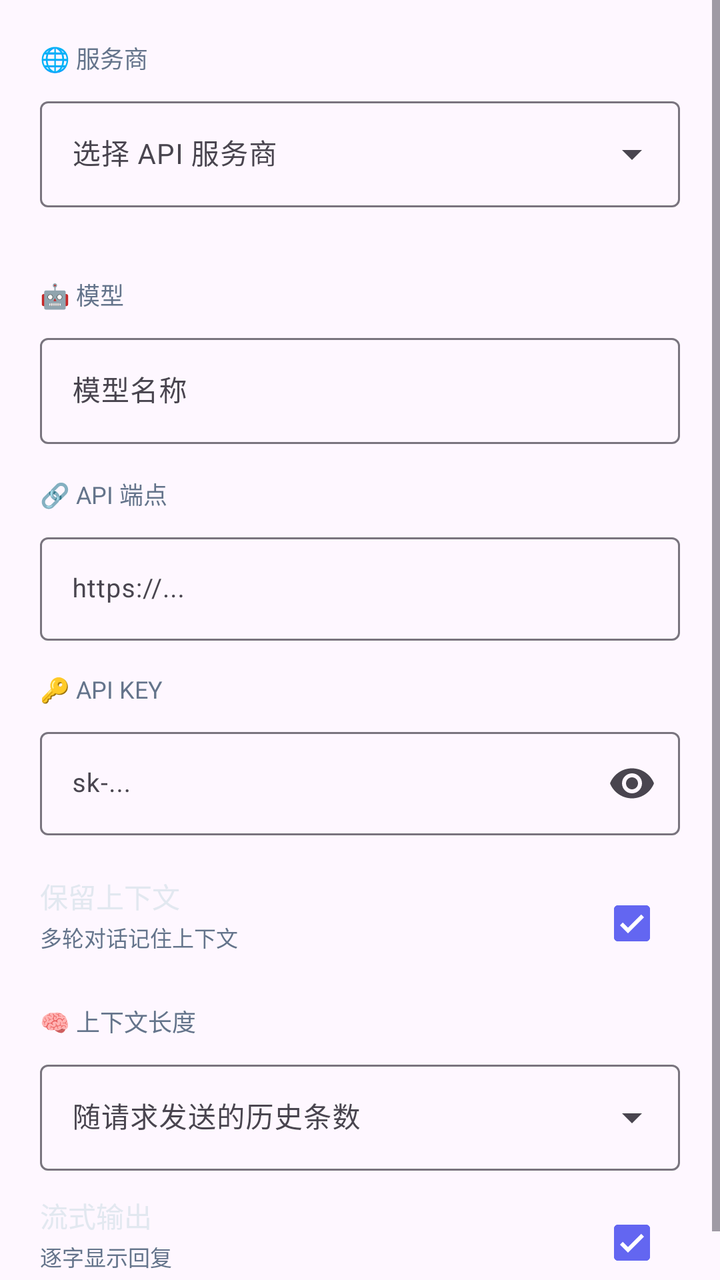
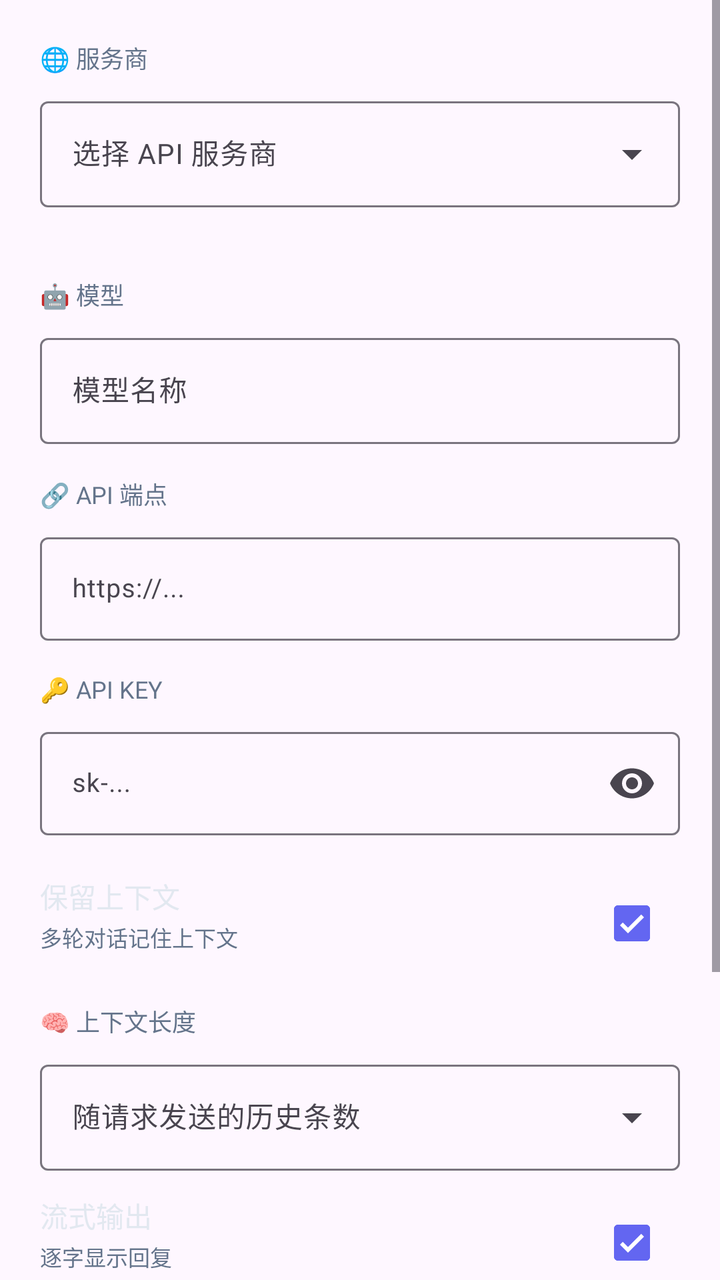

An Android layout rendered at two revisions. The XML below is the earlier revision; the diff shows what the commit changed to produce the second picture.
<!-- AndroidManifest.xml: application theme Theme.ClawAgent -->
<!-- res/layout/dialog_settings.xml -->
<?xml version="1.0" encoding="utf-8"?>
<ScrollView xmlns:android="http://schemas.android.com/apk/res/android"
    xmlns:app="http://schemas.android.com/apk/res-auto"
    android:layout_width="match_parent"
    android:layout_height="wrap_content">

    <LinearLayout
        android:layout_width="match_parent"
        android:layout_height="wrap_content"
        android:orientation="vertical"
        android:padding="20dp">

        <TextView
            android:layout_width="wrap_content"
            android:layout_height="wrap_content"
            android:text="🌐 服务商"
            android:textColor="#64748b"
            android:textSize="12sp"
            android:textAllCaps="true"
            android:layout_marginBottom="8dp" />

        <com.google.android.material.textfield.TextInputLayout
            android:layout_width="match_parent"
            android:layout_height="wrap_content"
            android:hint="选择 API 服务商"
            style="@style/Widget.Material3.TextInputLayout.OutlinedBox.ExposedDropdownMenu">

            <AutoCompleteTextView
                android:id="@+id/providerDropdown"
                android:layout_width="match_parent"
                android:layout_height="wrap_content"
                android:inputType="none"
                android:textSize="14sp" />
        </com.google.android.material.textfield.TextInputLayout>

        <TextView
            android:id="@+id/providerHelp"
            android:layout_width="wrap_content"
            android:layout_height="wrap_content"
            android:text=""
            android:textColor="#94a3b8"
            android:textSize="11sp"
            android:layout_marginTop="4dp"
            android:autoLink="web" />

        <TextView
            android:layout_width="wrap_content"
            android:layout_height="wrap_content"
            android:text="🤖 模型"
            android:textColor="#64748b"
            android:textSize="12sp"
            android:textAllCaps="true"
            android:layout_marginTop="16dp"
            android:layout_marginBottom="8dp" />

        <com.google.android.material.textfield.TextInputLayout
            android:layout_width="match_parent"
            android:layout_height="wrap_content"
            android:hint="模型名称"
            style="@style/Widget.Material3.TextInputLayout.OutlinedBox">

            <com.google.android.material.textfield.TextInputEditText
                android:id="@+id/modelEdit"
                android:layout_width="match_parent"
                android:layout_height="wrap_content"
                android:text=""
                android:textSize="14sp" />
        </com.google.android.material.textfield.TextInputLayout>

        <TextView
            android:layout_width="wrap_content"
            android:layout_height="wrap_content"
            android:text="🔗 API 端点"
            android:textColor="#64748b"
            android:textSize="12sp"
            android:textAllCaps="true"
            android:layout_marginTop="16dp"
            android:layout_marginBottom="8dp" />

        <com.google.android.material.textfield.TextInputLayout
            android:layout_width="match_parent"
            android:layout_height="wrap_content"
            android:hint="https://..."
            style="@style/Widget.Material3.TextInputLayout.OutlinedBox">

            <com.google.android.material.textfield.TextInputEditText
                android:id="@+id/endpointEdit"
                android:layout_width="match_parent"
                android:layout_height="wrap_content"
                android:text=""
                android:textSize="13sp"
                android:inputType="textUri" />
        </com.google.android.material.textfield.TextInputLayout>

        <TextView
            android:layout_width="wrap_content"
            android:layout_height="wrap_content"
            android:text="🔑 API Key"
            android:textColor="#64748b"
            android:textSize="12sp"
            android:textAllCaps="true"
            android:layout_marginTop="16dp"
            android:layout_marginBottom="8dp" />

        <com.google.android.material.textfield.TextInputLayout
            android:id="@+id/apiKeyLayout"
            android:layout_width="match_parent"
            android:layout_height="wrap_content"
            android:hint="sk-..."
            style="@style/Widget.Material3.TextInputLayout.OutlinedBox"
            app:endIconMode="password_toggle">

            <com.google.android.material.textfield.TextInputEditText
                android:id="@+id/apiKeyEdit"
                android:layout_width="match_parent"
                android:layout_height="wrap_content"
                android:textSize="13sp"
                android:inputType="textPassword" />
        </com.google.android.material.textfield.TextInputLayout>

        <LinearLayout
            android:layout_width="match_parent"
            android:layout_height="wrap_content"
            android:orientation="horizontal"
            android:layout_marginTop="20dp">

            <LinearLayout
                android:layout_width="0dp"
                android:layout_height="wrap_content"
                android:layout_weight="1"
                android:orientation="vertical">

                <TextView
                    android:layout_width="wrap_content"
                    android:layout_height="wrap_content"
                    android:text="保留上下文"
                    android:textColor="#e2e8f0"
                    android:textSize="14sp" />

                <TextView
                    android:layout_width="wrap_content"
                    android:layout_height="wrap_content"
                    android:text="多轮对话记住上下文"
                    android:textColor="#64748b"
                    android:textSize="11sp"
                    android:layout_marginTop="2dp" />
            </LinearLayout>

            <CheckBox
                android:id="@+id/contextCheckbox"
                android:layout_width="wrap_content"
                android:layout_height="wrap_content"
                android:checked="true"
                android:textColor="#e2e8f0" />
        </LinearLayout>

        <TextView
            android:layout_width="wrap_content"
            android:layout_height="wrap_content"
            android:text="🧠 上下文长度"
            android:textColor="#64748b"
            android:textSize="12sp"
            android:textAllCaps="true"
            android:layout_marginTop="16dp"
            android:layout_marginBottom="8dp" />

        <com.google.android.material.textfield.TextInputLayout
            android:layout_width="match_parent"
            android:layout_height="wrap_content"
            android:hint="随请求发送的历史条数"
            style="@style/Widget.Material3.TextInputLayout.OutlinedBox.ExposedDropdownMenu">

            <AutoCompleteTextView
                android:id="@+id/contextLimitDropdown"
                android:layout_width="match_parent"
                android:layout_height="wrap_content"
                android:inputType="none"
                android:textSize="14sp" />
        </com.google.android.material.textfield.TextInputLayout>

        <LinearLayout
            android:layout_width="match_parent"
            android:layout_height="wrap_content"
            android:orientation="horizontal"
            android:layout_marginTop="12dp">

            <LinearLayout
                android:layout_width="0dp"
                android:layout_height="wrap_content"
                android:layout_weight="1"
                android:orientation="vertical">

                <TextView
                    android:layout_width="wrap_content"
                    android:layout_height="wrap_content"
                    android:text="流式输出"
                    android:textColor="#e2e8f0"
                    android:textSize="14sp" />

                <TextView
                    android:layout_width="wrap_content"
                    android:layout_height="wrap_content"
                    android:text="逐字显示回复"
                    android:textColor="#64748b"
                    android:textSize="11sp"
                    android:layout_marginTop="2dp" />
            </LinearLayout>

            <CheckBox
                android:id="@+id/streamCheckbox"
                android:layout_width="wrap_content"
                android:layout_height="wrap_content"
                android:checked="true"
                android:textColor="#e2e8f0" />
        </LinearLayout>

    </LinearLayout>
</ScrollView>
<!-- resources referenced by this layout -->
<resources>
  <style name="Theme.ClawAgent" parent="Theme.Material3.DayNight.NoActionBar">
          <item name="colorPrimary">@color/accent</item>
          <item name="colorPrimaryContainer">@color/bg2</item>
          <item name="android:statusBarColor">@color/bg</item>
          <item name="android:navigationBarColor">@color/bg</item>
          <item name="android:windowLightStatusBar" tools:targetApi="m">false</item>
      </style>
  <color name="accent">#6366f1</color>
  <color name="bg2">#1a1d27</color>
  <color name="bg">#0f1117</color>
</resources>

<!-- the commit's change to res/layout/dialog_settings.xml (unified diff, before → after) -->
@@ -214,5 +214,68 @@
                 android:textColor="#e2e8f0" />
         </LinearLayout>
 
+        <TextView
+            android:layout_width="wrap_content"
+            android:layout_height="wrap_content"
+            android:text="🧩 系统提示词"
+            android:textColor="#64748b"
+            android:textSize="12sp"
+            android:textAllCaps="true"
+            android:layout_marginTop="16dp"
+            android:layout_marginBottom="8dp" />
+
+        <com.google.android.material.textfield.TextInputLayout
+            android:layout_width="match_parent"
+            android:layout_height="wrap_content"
+            android:hint="给 Agent 设定人设与规则,如:你是一个严谨的助手,回答保持简洁"
+            style="@style/Widget.Material3.TextInputLayout.OutlinedBox">
+
+            <com.google.android.material.textfield.TextInputEditText
+                android:id="@+id/systemPromptEdit"
+                android:layout_width="match_parent"
+                android:layout_height="wrap_content"
+                android:textSize="13sp"
+                android:inputType="textMultiLine|textCapSentences"
+                android:minLines="2"
+                android:maxLines="6"
+                android:gravity="top" />
+        </com.google.android.material.textfield.TextInputLayout>
+
+        <LinearLayout
+            android:layout_width="match_parent"
+            android:layout_height="wrap_content"
+            android:orientation="horizontal"
+            android:layout_marginTop="12dp">
+
+            <LinearLayout
+                android:layout_width="0dp"
+                android:layout_height="wrap_content"
+                android:layout_weight="1"
+                android:orientation="vertical">
+
+                <TextView
+                    android:layout_width="wrap_content"
+                    android:layout_height="wrap_content"
+                    android:text="Agent 工具调用"
+                    android:textColor="#e2e8f0"
+                    android:textSize="14sp" />
+
+                <TextView
+                    android:layout_width="wrap_content"
+                    android:layout_height="wrap_content"
+                    android:text="允许模型调用计算器/时钟等工具(需模型支持 Function Calling)"
+                    android:textColor="#64748b"
+                    android:textSize="11sp"
+                    android:layout_marginTop="2dp" />
+            </LinearLayout>
+
+            <CheckBox
+                android:id="@+id/agentCheckbox"
+                android:layout_width="wrap_content"
+                android:layout_height="wrap_content"
+                android:checked="false"
+                android:textColor="#e2e8f0" />
+        </LinearLayout>
+
     </LinearLayout>
 </ScrollView>
